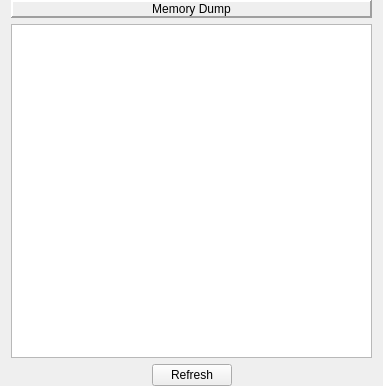
WarlockD/pep8-1, file memorydumppane.ui: the form before one commit.
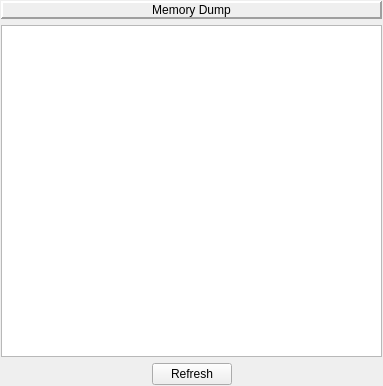
The form after the commit.

Commit message: Tweaks to the margins in the memory pane, and the cpu pane. CPU pane could still use some changes, since it seems to be a bit taller than it could stand to be. Memory pane also has that annoying little space between the label and the text field, which I have an idea of how to fix, but later...

```diff
--- a/memorydumppane.ui
+++ b/memorydumppane.ui
@@ -14,11 +14,8 @@
    <string>Form</string>
   </property>
   <layout class="QVBoxLayout" name="verticalLayout">
-   <property name="topMargin">
-    <number>0</number>
-   </property>
-   <property name="bottomMargin">
-    <number>0</number>
+   <property name="margin">
+    <number>1</number>
    </property>
    <item>
     <widget class="QLabel" name="pepMemoryDumpLabel">
@@ -37,6 +34,9 @@
      <property name="alignment">
       <set>Qt::AlignCenter</set>
      </property>
+     <property name="wordWrap">
+      <bool>false</bool>
+     </property>
     </widget>
    </item>
    <item>
```
Left out of the diff: 2 changed lines with no effect on the pictures. The commit also changes 1 other file.
